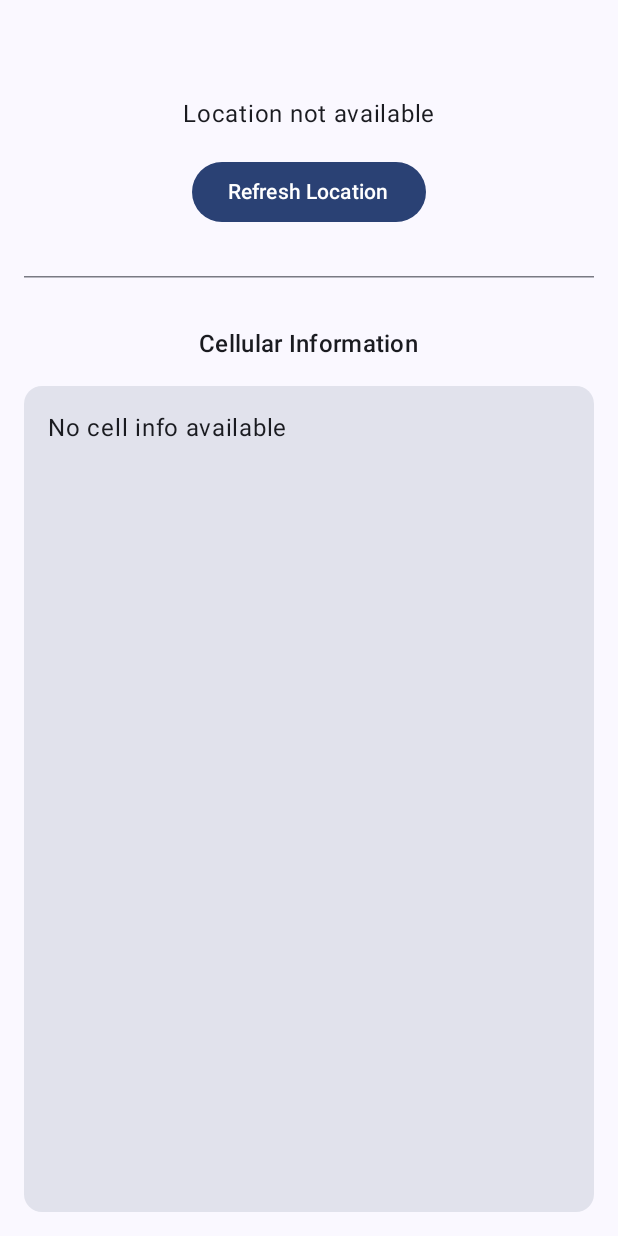
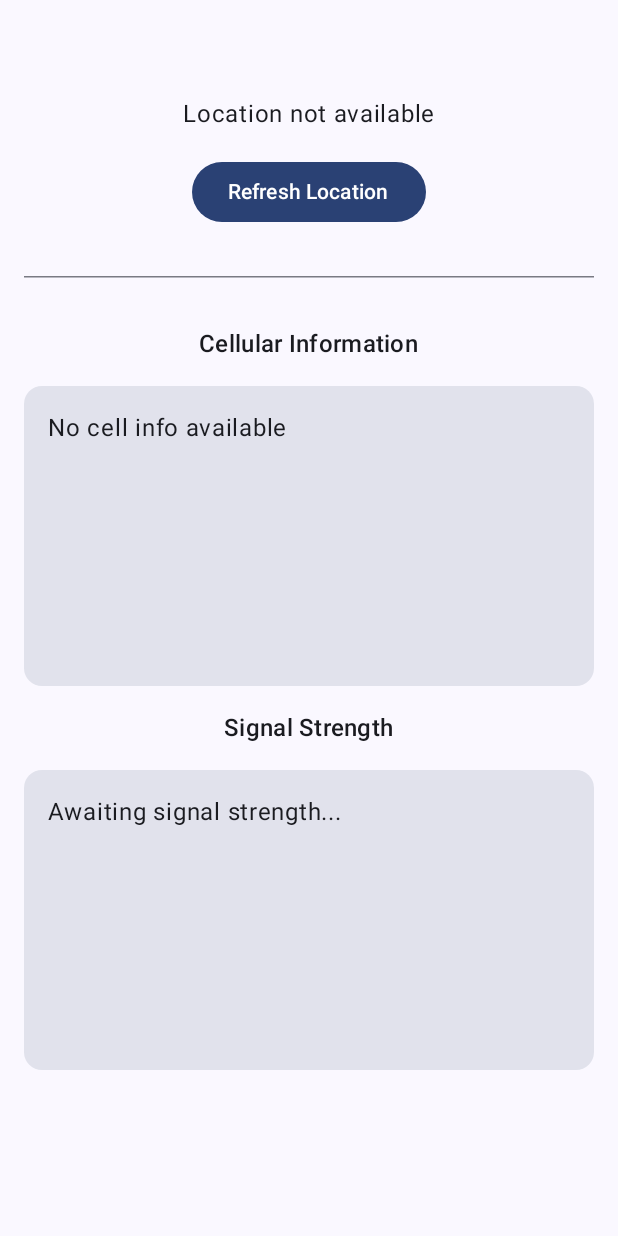
Before and after one commit to AP-GPS/Polaris, an Android app built with Jetpack Compose: the screen it shows after launch (MainActivity), on a phone screen of 412 x 824 dp. Run offline under Robolectric (Android 15) with nearby library versions, the phone set to English and light mode, and no system bars.

Commit message:
Added signal strength retreivals tools + formatting.

```diff
--- a/android-client/app/src/main/java/com/example/polaris/MainActivity.kt
+++ b/android-client/app/src/main/java/com/example/polaris/MainActivity.kt
@@ -14,6 +14,8 @@ import androidx.compose.ui.platform.LocalContext
 import androidx.compose.ui.unit.dp
 import com.example.polaris.ui.theme.PolarisTheme
 import com.example.polaris.utils.*
+import kotlinx.coroutines.flow.collectLatest
+import kotlinx.coroutines.flow.distinctUntilChanged
 
 class MainActivity : ComponentActivity() {
     override fun onCreate(savedInstanceState: Bundle?) {
@@ -34,6 +36,7 @@ fun PolarisHomeScreen() {
     var isGpsEnabled by remember { mutableStateOf(isGpsEnabled(context)) }
     var infoText by remember { mutableStateOf("Requesting phone state permission...") }
     var phoneStatePermissionGranted by remember { mutableStateOf(false) }
+    val signalInfoState = remember { mutableStateOf("Listening...") }
 
     // Request permissions first
     RequestPhoneStatePermission(
@@ -74,6 +77,13 @@ fun PolarisHomeScreen() {
         }
     }
 
+    LaunchedEffect(Unit) {
+        SignalStrengthCollector.startListening(context)
+        SignalStrengthCollector.signalInfo.collectLatest { signal ->
+            signalInfoState.value = signal
+        }
+    }
+
     Box(modifier = Modifier.fillMaxSize().padding(16.dp)) {
         Column(
                 modifier = Modifier.fillMaxSize(),
@@ -106,15 +116,12 @@ fun PolarisHomeScreen() {
             HorizontalDivider(modifier = Modifier.padding(vertical = 16.dp))
 
             // Cellular info section
-            Text(
-                text = "Cellular Information",
-                style = MaterialTheme.typography.titleMedium
-            )
+            Text(text = "Cellular Information", style = MaterialTheme.typography.titleMedium)
 
             // Scrollable cellular info box
             Box(
                     modifier = Modifier
-                    .weight(1f)
+                            .height(200.dp)
                             .fillMaxWidth()
                             .background(
                                     color = MaterialTheme.colorScheme.surfaceVariant,
@@ -137,8 +144,28 @@ fun PolarisHomeScreen() {
                             // This will trigger the permission request again
                             phoneStatePermissionGranted = false
                         }
+                ) { Text("Request Phone State Permission") }
+            }
+
+            Text(text = "Signal Strength", style = MaterialTheme.typography.titleMedium)
+
+            // Scrollable signal info box (assuming it's below cellular info)
+            Box(
+                    modifier = Modifier
+                            .height(200.dp)
+                            .fillMaxWidth()
+                            .background(
+                                    color = MaterialTheme.colorScheme.surfaceVariant,
+                                    shape = MaterialTheme.shapes.medium
+                            )
+                            .padding(16.dp)
             ) {
-                    Text("Request Phone State Permission")
+                Column(
+                        modifier = Modifier
+                                .verticalScroll(rememberScrollState())
+                                .fillMaxWidth()
+                ) {
+                    Text(text = signalInfoState.value)
                 }
             }
         }
```
Also changed, not shown: android-client/app/src/main/java/com/example/polaris/utils/CellInfoUtils.kt (+36 -28 lines), android-client/app/src/main/java/com/example/polaris/utils/LocationUtils.kt (+32 -17 lines), android-client/app/src/main/java/com/example/polaris/utils/SignalStrengthUtils.kt (added, +180 -0 lines). Lines whose indentation alone changed are shown as unchanged.
